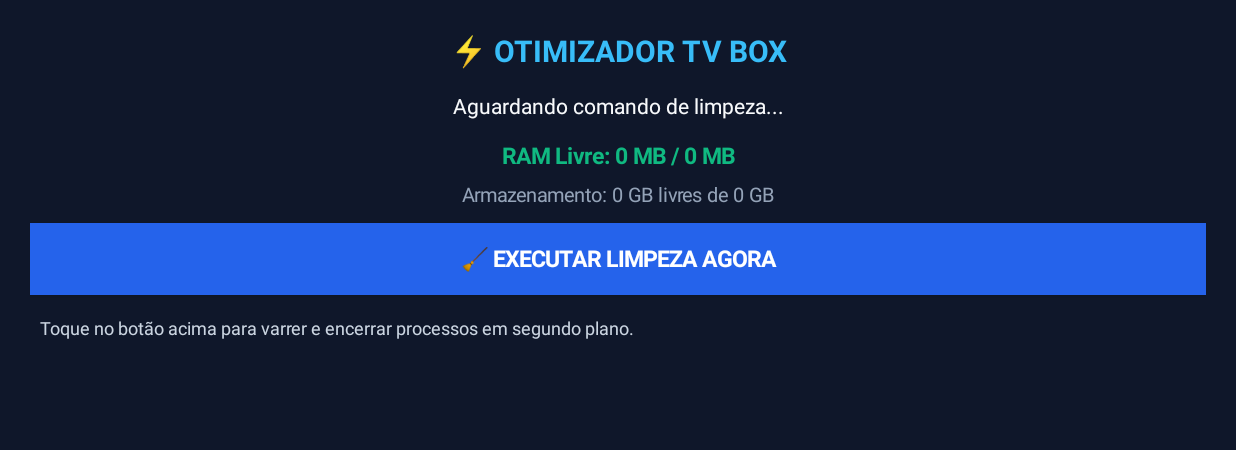
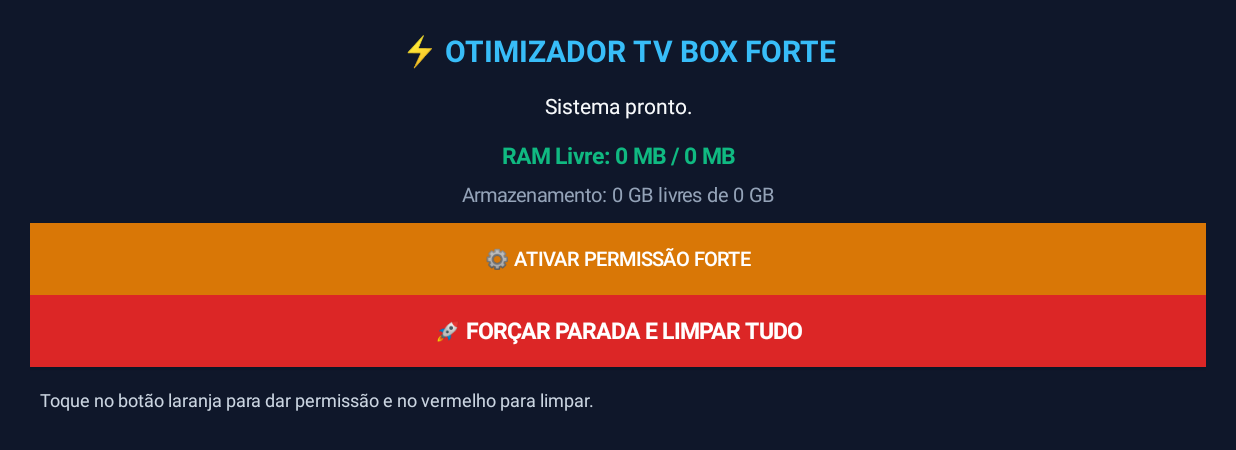
Before and after one commit to lukas109a-sys/limpador-tvbox, an Android app: the screen it shows after launch (MainActivity), on a phone screen of 824 x 412 dp (held sideways). Shown: the top 450 px of the screen. Run offline under Robolectric (Android 15) with nearby library versions, the phone set to English and light mode, and no system bars.

Commit message:
Update MainActivity.kt

```diff
--- a/app/src/main/java/com/cleaner/tvbox/MainActivity.kt
+++ b/app/src/main/java/com/cleaner/tvbox/MainActivity.kt
@@ -3,11 +3,13 @@ package com.cleaner.tvbox
 import android.app.Activity
 import android.app.ActivityManager
 import android.content.Context
+import android.content.Intent
 import android.graphics.Color
 import android.graphics.Typeface
 import android.os.Bundle
 import android.os.Environment
 import android.os.StatFs
+import android.provider.Settings
 import android.view.Gravity
 import android.widget.Button
 import android.widget.LinearLayout
@@ -22,6 +24,7 @@ class MainActivity : Activity() {
     private lateinit var txtStorage: TextView
     private lateinit var txtAppList: TextView
     private lateinit var btnLimpar: Button
+    private lateinit var btnPermissao: Button
 
     override fun onCreate(savedInstanceState: Bundle?) {
         super.onCreate(savedInstanceState)
@@ -38,7 +41,7 @@ class MainActivity : Activity() {
         }
 
         val txtTitle = TextView(this).apply {
-            text = "⚡ OTIMIZADOR TV BOX"
+            text = "⚡ OTIMIZADOR TV BOX FORTE"
             textSize = 20f
             setTypeface(null, Typeface.BOLD)
             setTextColor(Color.parseColor("#38BDF8"))
@@ -47,7 +50,7 @@ class MainActivity : Activity() {
         }
 
         txtStatus = TextView(this).apply {
-            text = "Pronto para otimizar o aparelho"
+            text = "Modo de limpeza profunda pronto"
             textSize = 14f
             setTextColor(Color.parseColor("#F8FAFC"))
             gravity = Gravity.CENTER
@@ -69,21 +72,31 @@ class MainActivity : Activity() {
             setPadding(0, 5, 0, 15)
         }
 
-        // Botão manual de limpeza grande e visível
+        btnPermissao = Button(this).apply {
+            text = "⚙️ ATIVAR PERMISSÃO FORTE"
+            textSize = 13f
+            setTextColor(Color.WHITE)
+            setBackgroundColor(Color.parseColor("#D97706"))
+            setPadding(15, 15, 15, 15)
+            setOnClickListener {
+                startActivity(Intent(Settings.ACTION_ACCESSIBILITY_SETTINGS))
+            }
+        }
+
         btnLimpar = Button(this).apply {
-            text = "🧹 EXECUTAR LIMPEZA AGORA"
+            text = "🚀 FORÇAR PARADA E LIMPAR TUDO"
             textSize = 15f
             setTypeface(null, Typeface.BOLD)
             setTextColor(Color.WHITE)
-            setBackgroundColor(Color.parseColor("#2563EB"))
+            setBackgroundColor(Color.parseColor("#DC2626"))
             setPadding(20, 20, 20, 20)
             setOnClickListener {
-                executarLimpezaReal()
+                executarLimpezaProfunda()
             }
         }
 
         txtAppList = TextView(this).apply {
-            text = "Toque no botão acima para varrer e encerrar processos em segundo plano."
+            text = "Toque no botão laranja para dar permissão e no vermelho para limpar."
             textSize = 12f
             setTextColor(Color.parseColor("#CBD5E1"))
             gravity = Gravity.START
@@ -94,13 +107,13 @@ class MainActivity : Activity() {
         layout.addView(txtStatus)
         layout.addView(txtRam)
         layout.addView(txtStorage)
+        layout.addView(btnPermissao)
         layout.addView(btnLimpar)
         layout.addView(txtAppList)
         scrollLayout.addView(layout)
         setContentView(scrollLayout)
 
-        // Lê o hardware inicial
-        atualizarHardware("Aguardando comando de limpeza...")
+        atualizarHardware("Sistema pronto.")
     }
 
     data class InfoRam(val livreMB: Long, val totalMB: Long)
@@ -109,66 +122,48 @@ class MainActivity : Activity() {
         val actManager = getSystemService(Context.ACTIVITY_SERVICE) as ActivityManager
         val memInfo = ActivityManager.MemoryInfo()
         actManager.getMemoryInfo(memInfo)
-
-        val livreMB = memInfo.availMem / (1024 * 1024)
-        val totalMB = memInfo.totalMem / (1024 * 1024)
-        return InfoRam(livreMB, totalMB)
+        return InfoRam(memInfo.availMem / (1024 * 1024), memInfo.totalMem / (1024 * 1024))
     }
 
     private fun lerArmazenamentoInterno(): String {
         val stat = StatFs(Environment.getDataDirectory().path)
-        val bytesDisponiveis = stat.availableBlocksLong * stat.blockSizeLong
-        val bytesTotais = stat.blockCountLong * stat.blockSizeLong
-
-        val df = DecimalFormat("#.##")
-        val livreGB = df.format(bytesDisponiveis / (1024.0 * 1024.0 * 1024.0))
-        val totalGB = df.format(bytesTotais / (1024.0 * 1024.0 * 1024.0))
-
+        val livreGB = DecimalFormat("#.##").format((stat.availableBlocksLong * stat.blockSizeLong) / (1024.0 * 1024.0 * 1024.0))
+        val totalGB = DecimalFormat("#.##").format((stat.blockCountLong * stat.blockSizeLong) / (1024.0 * 1024.0 * 1024.0))
         return "Armazenamento: $livreGB GB livres de $totalGB GB"
     }
 
-    private fun atualizarHardware(statusMsg: String) {
+    private fun atualizarHardware(msg: String) {
         val ram = lerMemoriaRam()
-        txtStatus.text = statusMsg
+        txtStatus.text = msg
         txtRam.text = "RAM Livre: ${ram.livreMB} MB / ${ram.totalMB} MB"
         txtStorage.text = lerArmazenamentoInterno()
     }
 
-    private fun executarLimpezaReal() {
+    private fun executarLimpezaProfunda() {
         val actManager = getSystemService(Context.ACTIVITY_SERVICE) as ActivityManager
         val pm = packageManager
-        val appsFechados = mutableListOf<String>()
+        val fechados = mutableListOf<String>()
         var contador = 0
 
-        // Pega todos os pacotes instalados no aparelho
         val pacotes = pm.getInstalledApplications(0)
-
         for (app in pacotes) {
-            // Ignora o próprio aplicativo e pacotes principais do sistema Android
             if (app.packageName != packageName && (app.flags and android.content.pm.ApplicationInfo.FLAG_SYSTEM) == 0) {
                 try {
-                    val nomeApp = pm.getApplicationLabel(app).toString()
-                    // Força a parada do processo em segundo plano de verdade
+                    val nome = pm.getApplicationLabel(app).toString()
                     actManager.killBackgroundProcesses(app.packageName)
-                    appsFechados.add(nomeApp)
+                    fechados.add(nome)
                     contador++
-                } catch (e: Exception) {
-                    // Ignora erros individuais de pacotes protegidos
-                }
+                } catch (e: Exception) {}
             }
         }
 
         System.gc()
+        atualizarHardware("🔥 Limpeza profunda executada!")
 
-        // Atualiza a tela com o resultado detalhado
-        atualizarHardware("✅ Limpeza realizada com sucesso!")
-
-        val listaTexto = if (appsFechados.isNotEmpty()) {
-            "📦 Aplicativos otimizados e fechados ($contador):\n• " + appsFechados.joinToString("\n• ")
+        txtAppList.text = if (fechados.isNotEmpty()) {
+            "📦 Apps encerrados ($contador):\n• " + fechados.joinToString("\n• ")
         } else {
-            "📦 Nenhum aplicativo de usuário rodando em segundo plano no momento."
+            "📦 Nenhum app adicional para encerrar."
         }
-
-        txtAppList.text = listaTexto
     }
 }
```
